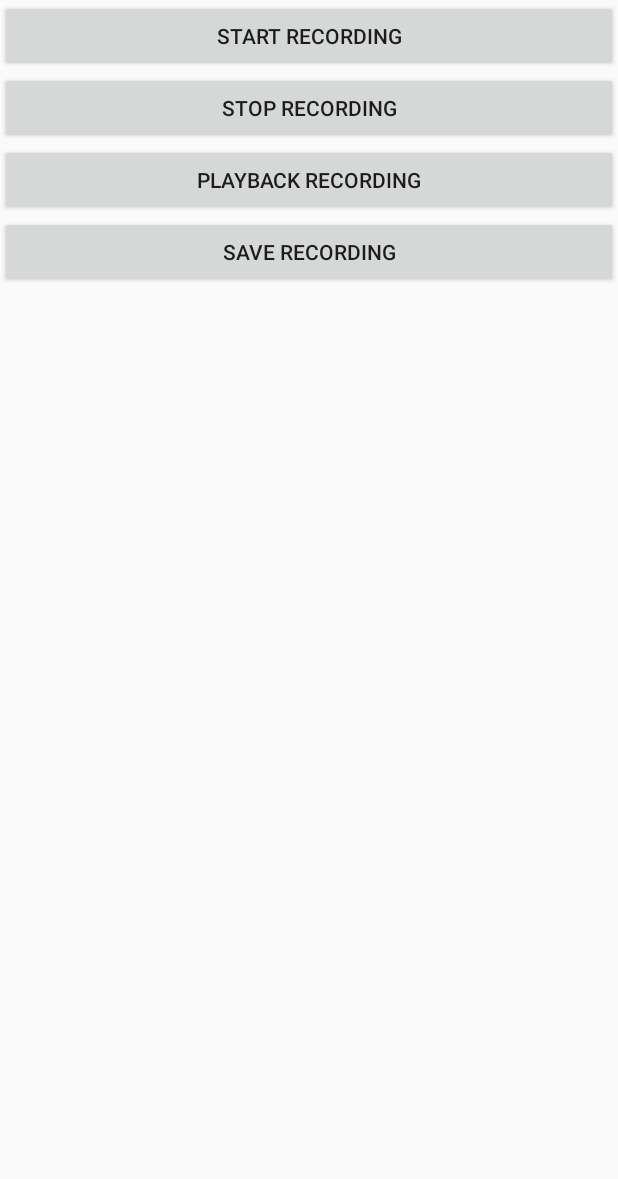
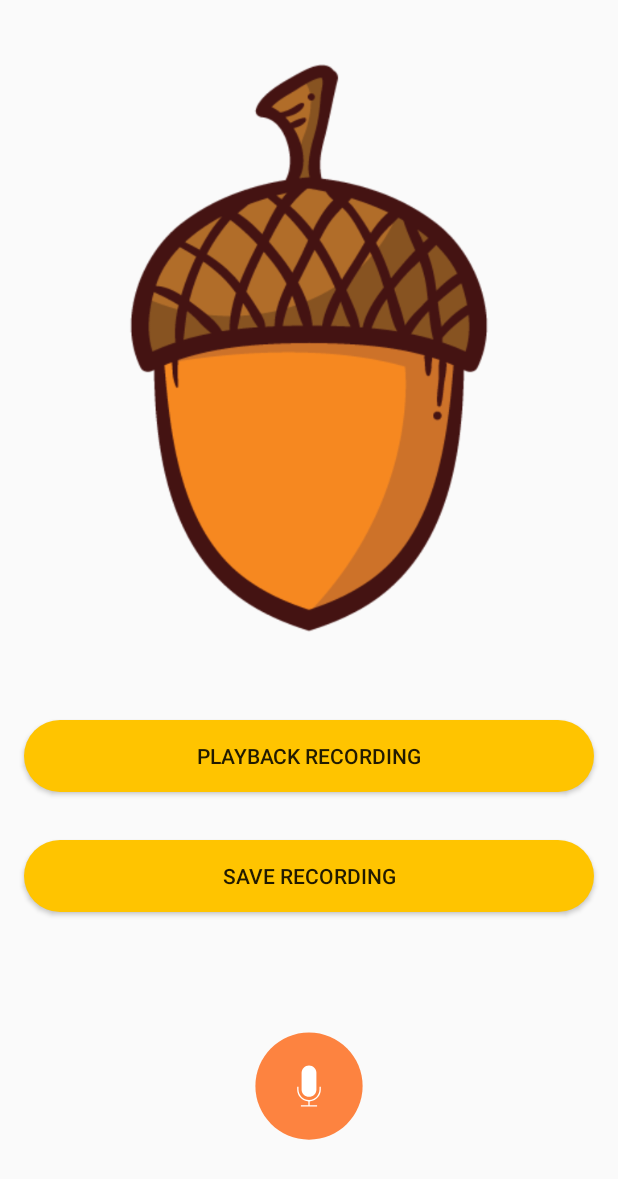
Before and after one commit to Sukhdip-Sandhu/NUTTY, an Android app: the screen it shows after launch (MainActivity), after a tap on an icon or button, on a phone screen of 412 x 824 dp. Shown: the top 1179 px of the screen. Run offline under Robolectric (Android 15) with nearby library versions, the phone set to English and light mode, and no system bars; our stand-ins replace ButterKnife.

Commit message:
use voice ui upgrade

```diff
--- a/app/build.gradle
+++ b/app/build.gradle
@@ -42,4 +42,5 @@ dependencies {
     implementation 'com.android.support:cardview-v7:28.0.0'
     implementation 'com.github.bumptech.glide:glide:4.9.0'
     annotationProcessor 'com.github.bumptech.glide:compiler:4.9.0'
+    implementation 'com.airbnb.android:lottie:3.0.7'
 }
--- a/app/src/main/java/com/example/omocha/Fragments/UseYourVoice/UseYourVoiceFragment.java
+++ b/app/src/main/java/com/example/omocha/Fragments/UseYourVoice/UseYourVoiceFragment.java
@@ -1,27 +1,22 @@
 package com.example.omocha.Fragments.UseYourVoice;
 
 
-import android.app.AlertDialog;
-import android.media.MediaPlayer;
+import android.annotation.SuppressLint;
 import android.media.MediaRecorder;
 import android.os.Bundle;
+import android.view.LayoutInflater;
+import android.view.MotionEvent;
+import android.view.View;
+import android.view.ViewGroup;
+import android.widget.Button;
+import android.widget.ImageButton;
+import android.widget.ProgressBar;
 
 import androidx.fragment.app.Fragment;
 
-import android.provider.MediaStore;
-import android.view.LayoutInflater;
-import android.view.View;
-import android.view.ViewGroup;
-import android.widget.Button;
-import android.widget.EditText;
-import android.widget.ProgressBar;
-import android.widget.Toast;
-
-import com.example.omocha.MainActivity;
+import com.airbnb.lottie.LottieAnimationView;
 import com.example.omocha.R;
 import com.example.omocha.Util.SpeechUtil;
-
-import java.io.IOException;
 
 import butterknife.BindView;
 import butterknife.ButterKnife;
@@ -29,27 +24,19 @@ import butterknife.ButterKnife;
 
 public class UseYourVoiceFragment extends Fragment implements UseYourVoiceContract.View {
 
-    private static final String TAG = "UseYourVoiceFragment";
-    private String tmpOutputFile = MainActivity.SPEECH_DIRECTORY + "temprecording.mp3";
-    UseYourVoicePresenter presenter;
+    private UseYourVoicePresenter presenter;
     private MediaRecorder mediaRecorder;
-    SpeechUtil speechUtil;
+    private SpeechUtil speechUtil;
+    private boolean isRecording = false;
 
-    @BindView(R.id.voice_start_recording)
-    Button startRecordingButton;
-
-    @BindView(R.id.voice_stop_recording)
-    Button stopRecordingButton;
+    @BindView(R.id.record_button)
+    LottieAnimationView recordButton;
 
     @BindView(R.id.voice_playback_recording)
     Button playbackRecordingButton;
 
     @BindView(R.id.voice_save_recording)
     Button saveRecordingButton;
-
-    @BindView(R.id.indeterminateBar)
-    ProgressBar indeterminateProgressBar;
-
 
 
     public UseYourVoiceFragment() {
@@ -61,6 +48,7 @@ public class UseYourVoiceFragment extends Fragment implements UseYourVoiceContra
     }
 
 
+    @SuppressLint("ClickableViewAccessibility")
     @Override
     public View onCreateView(LayoutInflater inflater, ViewGroup container,
                              Bundle savedInstanceState) {
@@ -71,9 +59,15 @@ public class UseYourVoiceFragment extends Fragment implements UseYourVoiceContra
 
         presenter = new UseYourVoicePresenter(getContext(), this, speechUtil, mediaRecorder);
 
-        startRecordingButton.setOnClickListener(v -> presenter.startRecording());
-
-        stopRecordingButton.setOnClickListener(v -> presenter.stopRecording());
+        recordButton.setOnClickListener(v -> {
+            if (!isRecording) {
+                isRecording = true;
+                presenter.startRecording();
+            } else {
+                isRecording = false;
+                presenter.stopRecording();
+            }
+        });
 
         playbackRecordingButton.setOnClickListener(v -> presenter.playbackRecording());
 
@@ -92,11 +86,12 @@ public class UseYourVoiceFragment extends Fragment implements UseYourVoiceContra
 
     @Override
     public void onRecording() {
-        indeterminateProgressBar.setVisibility(View.VISIBLE);
+        recordButton.playAnimation();
     }
 
     @Override
     public void onStopRecording() {
-        indeterminateProgressBar.setVisibility(View.INVISIBLE);
+        recordButton.playAnimation();
+        recordButton.pauseAnimation();
     }
 }
--- a/app/src/main/res/layout/fragment_use_your_voice.xml
+++ b/app/src/main/res/layout/fragment_use_your_voice.xml
@@ -3,41 +3,42 @@
     xmlns:tools="http://schemas.android.com/tools"
     android:layout_width="match_parent"
     android:layout_height="match_parent"
+    xmlns:app="http://schemas.android.com/apk/res-auto"
     tools:context=".Fragments.UseYourVoice.UseYourVoiceFragment">
 
-    <ProgressBar
-        android:id="@+id/indeterminateBar"
+    <ImageView
+        android:id="@+id/idk"
         android:layout_width="wrap_content"
         android:layout_height="wrap_content"
+        android:src="@drawable/temp_acorn"
+        android:layout_above="@+id/voice_playback_recording"
+        tools:ignore="ContentDescription" />
+
+    <com.airbnb.lottie.LottieAnimationView
+        android:id="@+id/record_button"
+        android:layout_width="200dp"
+        android:layout_height="200dp"
+        android:layout_alignParentBottom="true"
         android:layout_centerInParent="true"
-        android:visibility="invisible">
-    </ProgressBar>
-
-    <Button
-        android:id="@+id/voice_start_recording"
-        android:layout_width="match_parent"
-        android:layout_height="wrap_content"
-        android:text="@string/start_recording" />
-
-    <Button
-        android:id="@+id/voice_stop_recording"
-        android:layout_width="match_parent"
-        android:layout_height="wrap_content"
-        android:text="@string/stop_recording"
-        android:layout_below="@+id/voice_start_recording" />
+        app:lottie_fileName="lottie/recorder_lottie.json"
+        app:lottie_loop="true" />
 
     <Button
         android:id="@+id/voice_playback_recording"
         android:layout_width="match_parent"
         android:layout_height="wrap_content"
-        android:text="@string/playback_recording"
-        android:layout_below="@+id/voice_stop_recording" />
+        android:background="@drawable/default_button"
+        android:layout_margin="16dp"
+        android:layout_above="@+id/voice_save_recording"
+        android:text="@string/playback_recording" />
 
     <Button
         android:id="@+id/voice_save_recording"
         android:layout_width="match_parent"
         android:layout_height="wrap_content"
+        android:background="@drawable/default_button"
+        android:layout_margin="16dp"
         android:text="@string/save_recording"
-        android:layout_below="@+id/voice_playback_recording" />
+        android:layout_above="@+id/record_button" />
 
 </RelativeLayout>
--- a/app/src/main/res/values/strings.xml
+++ b/app/src/main/res/values/strings.xml
@@ -64,12 +64,13 @@
     <string name="playback_recording">PLAYBACK RECORDING</string>
     <string name="save_recording">SAVE RECORDING</string>
 
+    <string name="live_speech_title">PLEASE TAP THE RECORD BUTTON TO START/PAUSE RECORDING</string>
     <string name="save_voice_title">SAVE?</string>
-    <string name="save_voice_message">PLEASE GIVE YOUR CUSTOM SPEECH A UNIQUE NAME</string>
+    <string name="save_voice_message">PLEASE GIVE YOUR CUSTOM RECORDING A UNIQUE NAME</string>
     <string name="save_voice_error">THE NAME YOU ENTERED ALREADY EXISTS</string>
 
     <!--Settings Fragment-->
-    <string name="fragment_settings">Settings</string>
+    <string name="fragment_settings">SETTINGS</string>
 
     <!--Common-->
     <string name="yes">YES</string>
```
Also changed, not shown: app/src/main/assets/lottie/recorder_lottie.json (added, +1 -0 lines).
